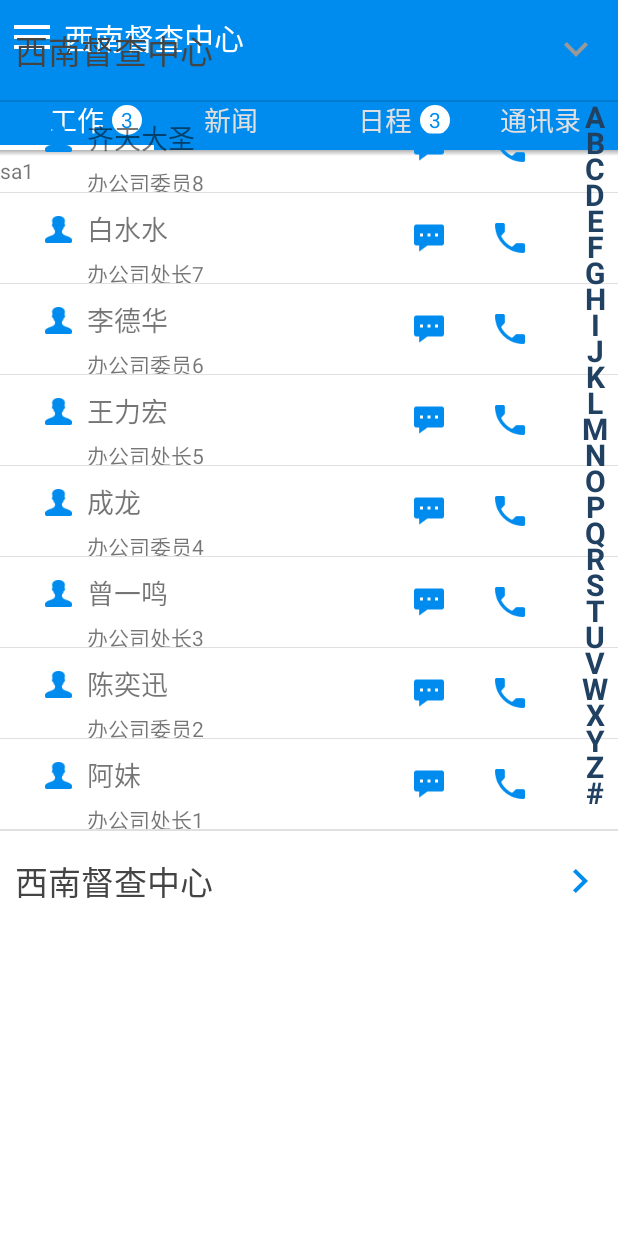
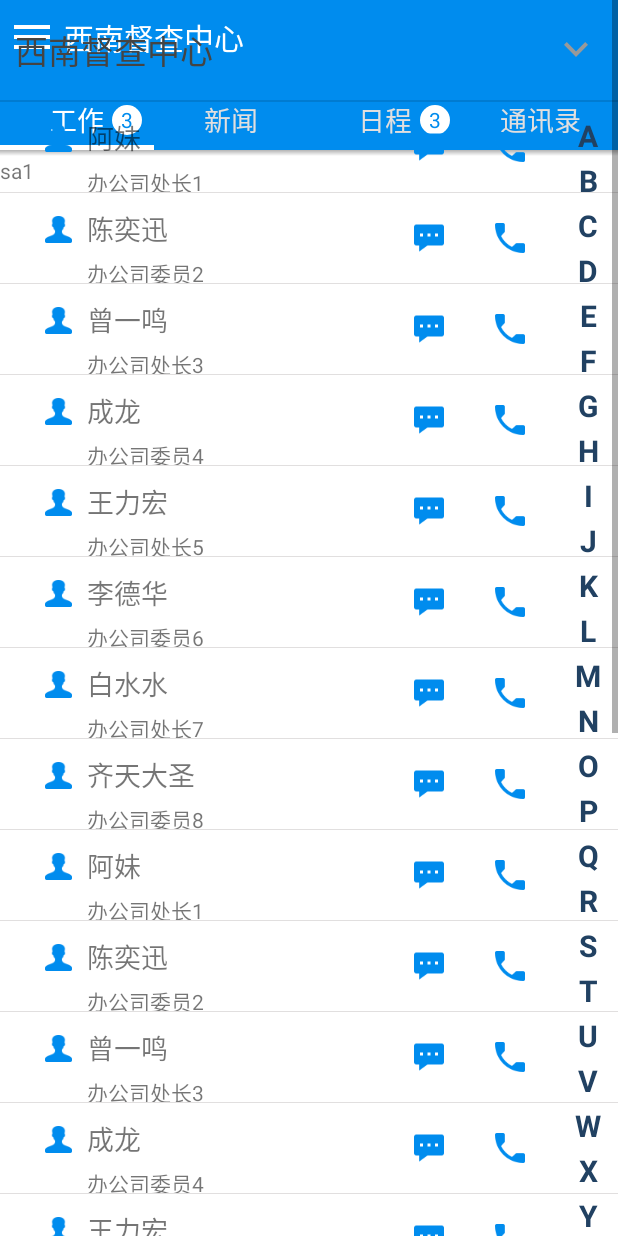
Before and after one commit to wbq19920501/SWSMEP, an Android app: the fragment PhoneFragment placed in its activity, after a tap on an icon or button, on a phone screen of 412 x 824 dp. Run offline under Robolectric (Android 15) with nearby library versions, the phone set to English and light mode, and no system bars; our stand-ins replace CircleImageView; libraries missing offline, so code that uses them is left out: org.xutils, org.xutils.common, org.xutils.http, org.xutils.image, org.xutils.x; pictures from the network do not load; 10 statements that could not run were skipped.

Commit message:
主页通讯录sidebar3,重写高度

```diff
--- a/app/src/main/java/com/jokeep/swsmep/adapter/SortAdapter.java
+++ b/app/src/main/java/com/jokeep/swsmep/adapter/SortAdapter.java
@@ -75,7 +75,12 @@ public class SortAdapter extends BaseAdapter implements SectionIndexer {
 //        }else{
 //            viewHolder.tvLetter.setVisibility(View.GONE);
 //        }
-
+        view.setOnClickListener(new View.OnClickListener() {
+            @Override
+            public void onClick(View v) {
+                Toast.makeText(mContext,list.get(position).getName(),Toast.LENGTH_SHORT).show();
+            }
+        });
         viewHolder.name.setText(this.list.get(position).getName());
         viewHolder.nametype.setText(this.list.get(position).getNametype());
         viewHolder.link_msg.setOnClickListener(new View.OnClickListener() {
--- a/app/src/main/java/com/jokeep/swsmep/fragment/PhoneFragment.java
+++ b/app/src/main/java/com/jokeep/swsmep/fragment/PhoneFragment.java
@@ -1,19 +1,23 @@
 package com.jokeep.swsmep.fragment;
 
 import android.app.Activity;
+import android.content.Context;
 import android.content.Intent;
 import android.net.Uri;
 import android.os.Bundle;
 import android.support.annotation.Nullable;
 import android.support.v4.app.Fragment;
 import android.support.v4.app.FragmentActivity;
+import android.view.Gravity;
 import android.view.LayoutInflater;
 import android.view.View;
 import android.view.ViewGroup;
+import android.view.WindowManager;
 import android.widget.AbsListView;
 import android.widget.AdapterView;
 import android.widget.BaseExpandableListAdapter;
 import android.widget.ExpandableListView;
+import android.widget.FrameLayout;
 import android.widget.ImageView;
 import android.widget.LinearLayout;
 import android.widget.TextView;
@@ -56,6 +60,8 @@ public class PhoneFragment extends Fragment {
      */
     private PinyinComparator pinyinComparator;
     private SortAdapter adapter;
+
+    int h = 0;
 
     @Override
     public View onCreateView(LayoutInflater inflater, ViewGroup container, Bundle savedInstanceState) {
@@ -191,6 +197,19 @@ public class PhoneFragment extends Fragment {
                     holder = (ItemHolder) convertView.getTag();
                 }
                 final ItemHolder finalHolder = holder;
+                WindowManager wm = (WindowManager) getContext()
+                        .getSystemService(Context.WINDOW_SERVICE);
+                int height = wm.getDefaultDisplay().getHeight();
+                h = fragment.getHeight();
+                FrameLayout.LayoutParams lp = new FrameLayout.LayoutParams(
+                        60, h);
+                lp.gravity = Gravity.RIGHT;
+                holder.sidebar.setLayoutParams(lp);
+
+                FrameLayout.LayoutParams lp2 = new FrameLayout.LayoutParams(
+                        FrameLayout.LayoutParams.FILL_PARENT, h);
+
+                holder.sidebarlistview.setLayoutParams(lp2);
                 holder.sidebar.setTextView(sidebar_dialog);
                 holder.sidebar.setOnTouchingLetterChangedListener(new SideBar.OnTouchingLetterChangedListener() {
                     @Override
@@ -218,7 +237,23 @@ public class PhoneFragment extends Fragment {
                 list1.add("李德华");
                 list1.add("白水水");
                 list1.add("齐天大圣");
+                list1.add("阿妹");
+                list1.add("陈奕迅");
+                list1.add("曾一鸣");
+                list1.add("成龙");
+                list1.add("王力宏");
+                list1.add("李德华");
+                list1.add("白水水");
+                list1.add("齐天大圣");
                 List<String> list2 = new ArrayList<String>();
+                list2.add("办公司处长1");
+                list2.add("办公司委员2");
+                list2.add("办公司处长3");
+                list2.add("办公司委员4");
+                list2.add("办公司处长5");
+                list2.add("办公司委员6");
+                list2.add("办公司处长7");
+                list2.add("办公司委员8");
                 list2.add("办公司处长1");
                 list2.add("办公司委员2");
                 list2.add("办公司处长3");
```
